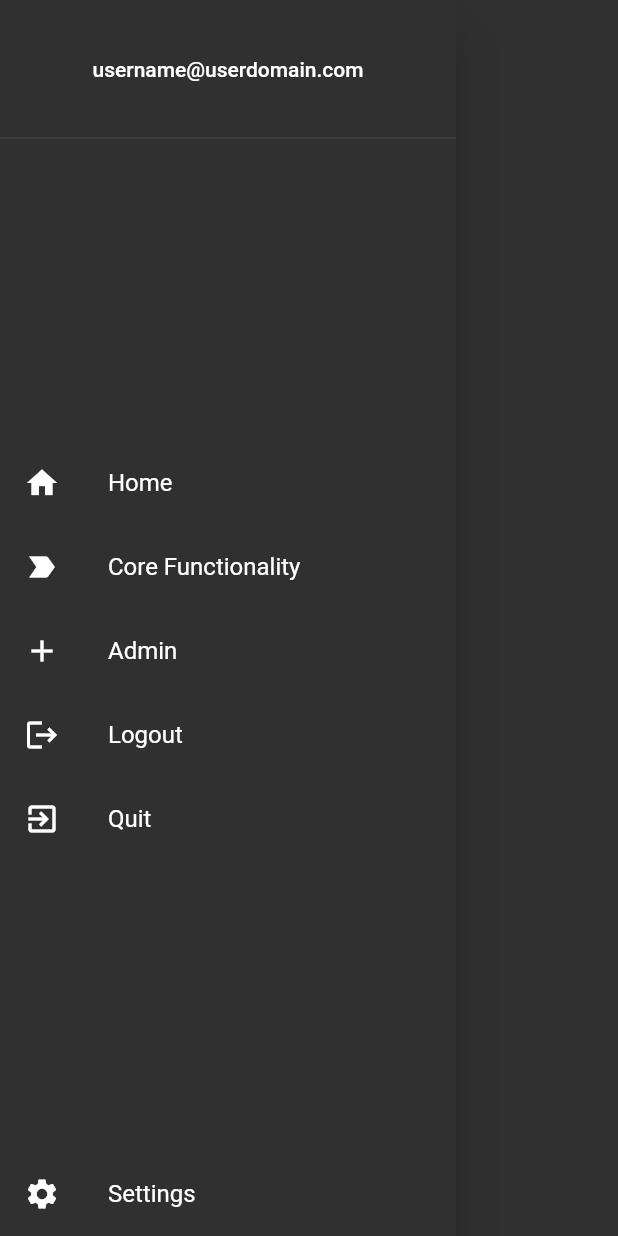
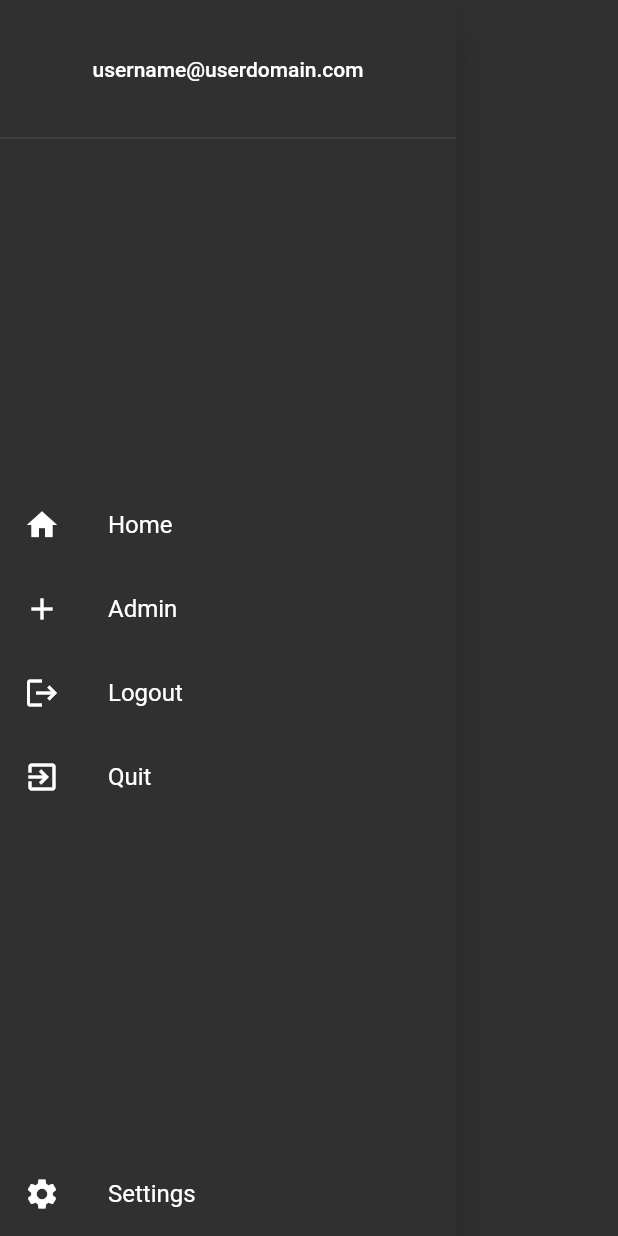
Before and after one commit to PrabeshTimilsina/ParkEase, a Flutter app: the NavDrawer widget shown alone on an empty page, opened directly, on a phone screen of 412 x 824 dp. Run offline on Flutter 3.47's test engine with Material 2 defaults, Android fonts, the phone set to English and light mode, and no system bars; our stand-ins replace hexcolor, sliding_up_panel; missing offline and left inert: flutter_osm_plugin.

Commit message:
Remove 'Core Functionality' route.

```diff
--- a/frontend/lib/main.dart
+++ b/frontend/lib/main.dart
@@ -43,7 +43,6 @@ class MyApp extends StatelessWidget {
           '/logout': (BuildContext context) => const Placeholder(),
           '/quit': (BuildContext context) => const Placeholder(),
           '/settings': (BuildContext context) => const Placeholder(),
-          '/core_functionality': (BuildContext context) => const Placeholder(),
           '/location_selection': (BuildContext context) => const Placeholder(),
         });
   }
--- a/frontend/lib/presentation/components/nav_drawer.dart
+++ b/frontend/lib/presentation/components/nav_drawer.dart
@@ -52,13 +52,6 @@ class _NavDrawerState extends State<NavDrawer> {
                     },
                   ),
                   ListTile(
-                    leading: const Icon(Icons.label_important),
-                    title: const Text('Core Functionality'),
-                    onTap: () {
-                      Navigator.pushNamed(context, '/core_functionality');
-                    },
-                  ),
-                  ListTile(
                     leading: const Icon(Icons.add),
                     title: const Text('Admin'),
                     onTap: () {
```
